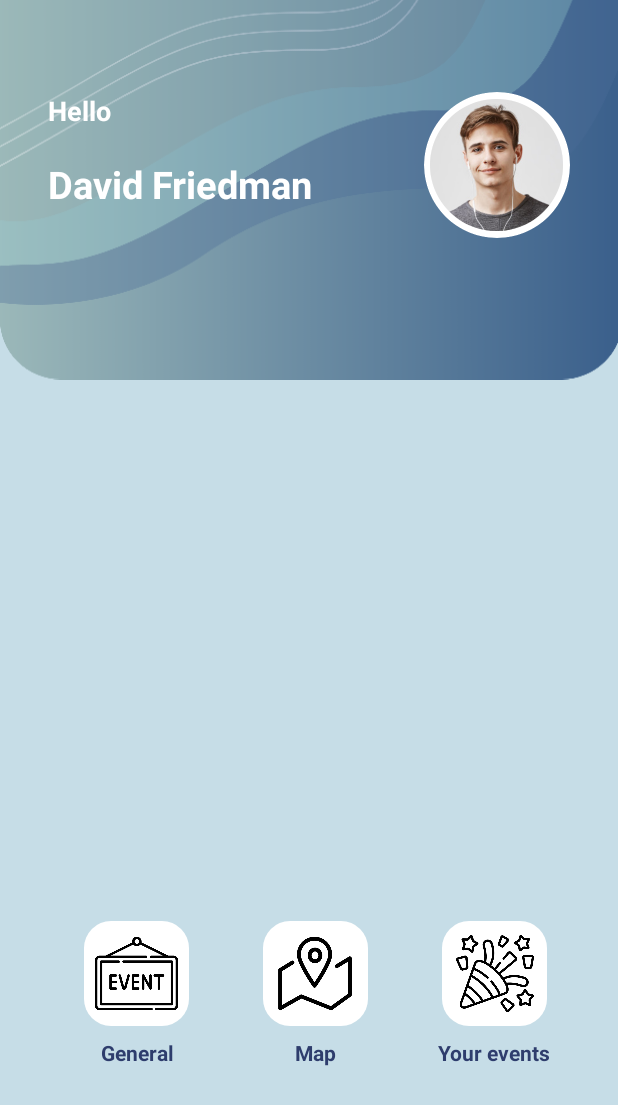
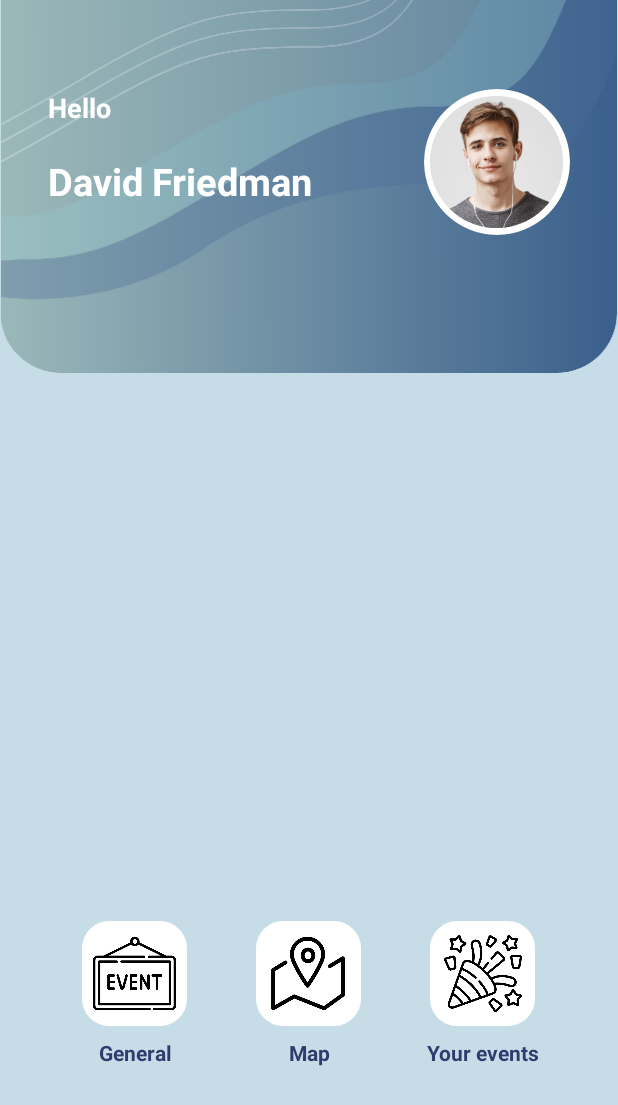
Before and after one commit to julia-mula/EventsApp, an Android app: the DashboardFragment screen opened through its navigation route, on a phone screen of 412 x 824 dp. Shown: the top 1105 px of the screen. Run offline under Robolectric (Android 15) with nearby library versions, the phone set to English and light mode, and no system bars; 3 statements that could not run were skipped.

Commit message:
feat: design layout small fixes

```diff
--- a/app/src/main/res/layout/fragment_dashboard.xml
+++ b/app/src/main/res/layout/fragment_dashboard.xml
@@ -24,8 +24,8 @@
 
                 <ImageView
                         android:id="@+id/imageView3"
-                        android:layout_width="415dp"
-                        android:layout_height="259dp"
+                        android:layout_width="wrap_content"
+                        android:layout_height="wrap_content"
                         android:layout_marginTop="-5dp"
                         app:layout_constraintEnd_toEndOf="parent"
                         app:layout_constraintStart_toStartOf="parent"
@@ -72,8 +72,8 @@
             </androidx.constraintlayout.widget.ConstraintLayout>
 
             <LinearLayout
-                    android:layout_width="357dp"
-                    android:layout_height="141dp"
+                    android:layout_width="match_parent"
+                    android:layout_height="match_parent"
                     android:layout_margin="32dp"
                     android:orientation="vertical">
 
```
